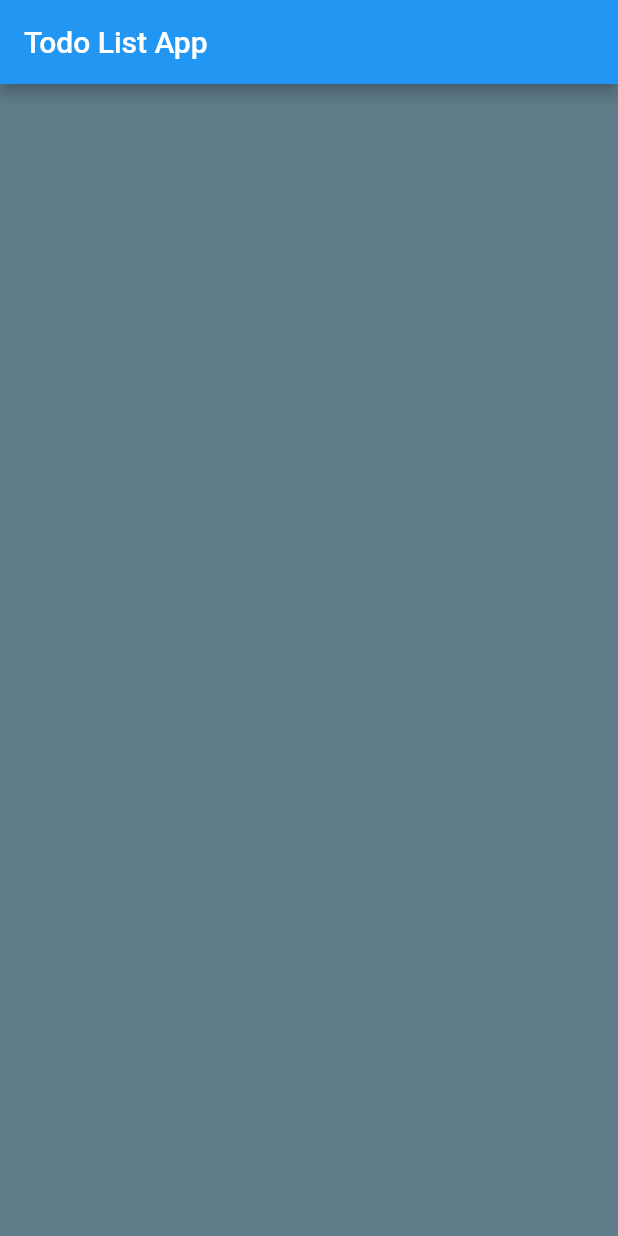
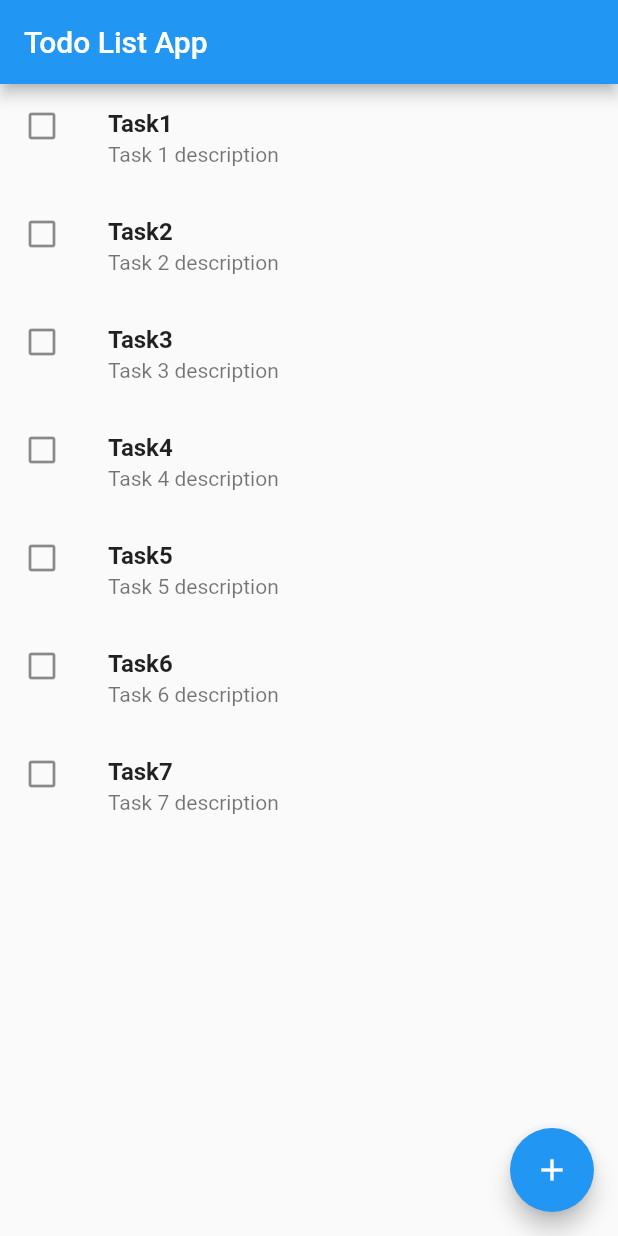
Before and after one commit to erikwco/flutter_todo_list_app, a Flutter app: the screen it shows after launch, on a phone screen of 412 x 824 dp. Run offline on Flutter 3.47's test engine with Material 2 defaults, Android fonts, the phone set to English and light mode, and no system bars.

Commit message:
Step 1 Finished

```diff
--- /dev/null
+++ b/lib/src/models/todo.dart
@@ -0,0 +1,13 @@
+//* Todo class
+class Todo {
+  String name;
+  String description;
+  bool isComplete;
+
+  Todo({
+    this.name,
+    this.description,
+    this.isComplete=false
+  });
+
+}
--- a/lib/src/widgets/todo/list-todo-page.dart
+++ b/lib/src/widgets/todo/list-todo-page.dart
@@ -1,6 +1,102 @@
 import 'package:flutter/material.dart';
+import 'package:todo_list/src/models/todo.dart';
 
-class ListTodoPage extends StatelessWidget {
+class ListTodoPage extends StatefulWidget {
+  @override
+  _ListTodoPageState createState() => _ListTodoPageState();
+}
+
+class _ListTodoPageState extends State<ListTodoPage> {
+  final _formKey = GlobalKey<FormState>();
+  String name;
+  String description;
+
+  //* Listado temporal de todo
+  List<Todo> todos = [
+    Todo(name: 'Task1', description: 'Task 1 description'),
+    Todo(name: 'Task2', description: 'Task 2 description'),
+    Todo(name: 'Task3', description: 'Task 3 description'),
+    Todo(name: 'Task4', description: 'Task 4 description'),
+    Todo(name: 'Task5', description: 'Task 5 description'),
+    Todo(name: 'Task6', description: 'Task 6 description'),
+    Todo(name: 'Task7', description: 'Task 7 description'),
+  ];
+
+  //* Construye todo item
+  Widget _buildTodoItem(Todo todo) {
+    return ListTile(
+      leading: Icon(Icons.check_box_outline_blank),
+      title: Text(
+        todo.name,
+        style: TextStyle(
+          fontWeight: FontWeight.bold,
+          decoration: TextDecoration.none,
+        ),
+      ),
+      subtitle: Text(todo.description),
+    );
+  }
+
+  //* muestra dialogo para
+  Widget _buildDialog() {
+    return AlertDialog(
+      content: Form(
+        key: _formKey,
+        child: Column(
+          mainAxisSize: MainAxisSize.min,
+          children: <Widget>[
+            Padding(
+              padding: EdgeInsets.all(8.0),
+              child: TextFormField(
+                decoration: const InputDecoration(
+                  icon: Icon(Icons.text_format),
+                  hintText: 'Nombre de la tarea',
+                  labelText: 'Nombre',
+                ),
+                onSaved: (String value) {
+                  name = value;
+                },
+                validator: (String value) {
+                  return value.isEmpty ? 'Ingrese una nombre' : null;
+                },
+              ),
+            ),
+            Padding(
+              padding: EdgeInsets.all(8.0),
+              child: TextFormField(
+                decoration: const InputDecoration(
+                  icon: Icon(Icons.text_format),
+                  hintText: 'Descripción',
+                  labelText: 'Descripcion',
+                ),
+                onSaved: (String value) {
+                  description = value;
+                },
+                validator: (String value) {
+                  return value.isEmpty ? 'Ingrese una descripcion' : null;
+                },
+              ),
+            ),
+            Padding(
+              padding: const EdgeInsets.all(8.0),
+              child: RaisedButton(
+                child: Text("Crear"),
+                onPressed: () {
+                  if (_formKey.currentState.validate()) {
+                    _formKey.currentState.save();
+                    setState(() {
+                      todos.add(Todo(name: name, description: description));
+                    });
+                    Navigator.of(context).pop();
+                  }
+                },
+              ),
+            )
+          ],
+        ),
+      ),
+    );
+  }
 
   @override
   Widget build(BuildContext context) {
@@ -8,8 +104,22 @@ class ListTodoPage extends StatelessWidget {
       appBar: AppBar(
         title: Text("Todo List App"),
       ),
-      body: Container(color: Colors.blueGrey),
+      body: ListView.builder(
+        itemCount: todos.length,
+        itemBuilder: (BuildContext context, int index) {
+          return _buildTodoItem(todos[index]);
+        },
+      ),
+      floatingActionButton: FloatingActionButton(
+        child: Icon(Icons.add),
+        onPressed: () {
+          showDialog(
+              context: context,
+              builder: (BuildContext context) {
+                return _buildDialog();
+              });
+        },
+      ),
     );
   }
-
 }
```
